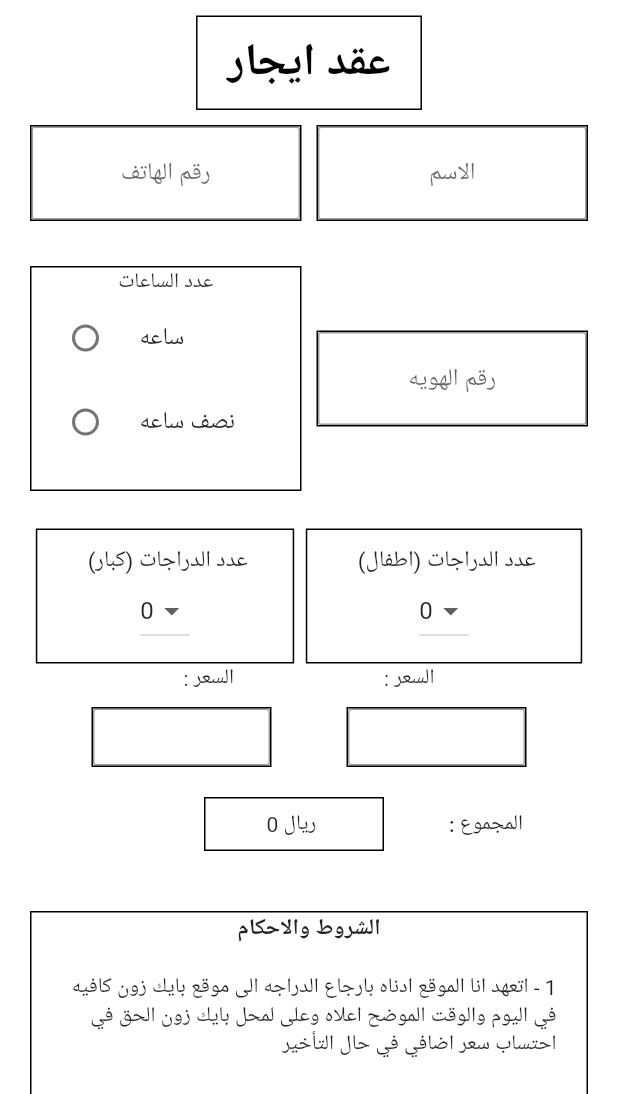
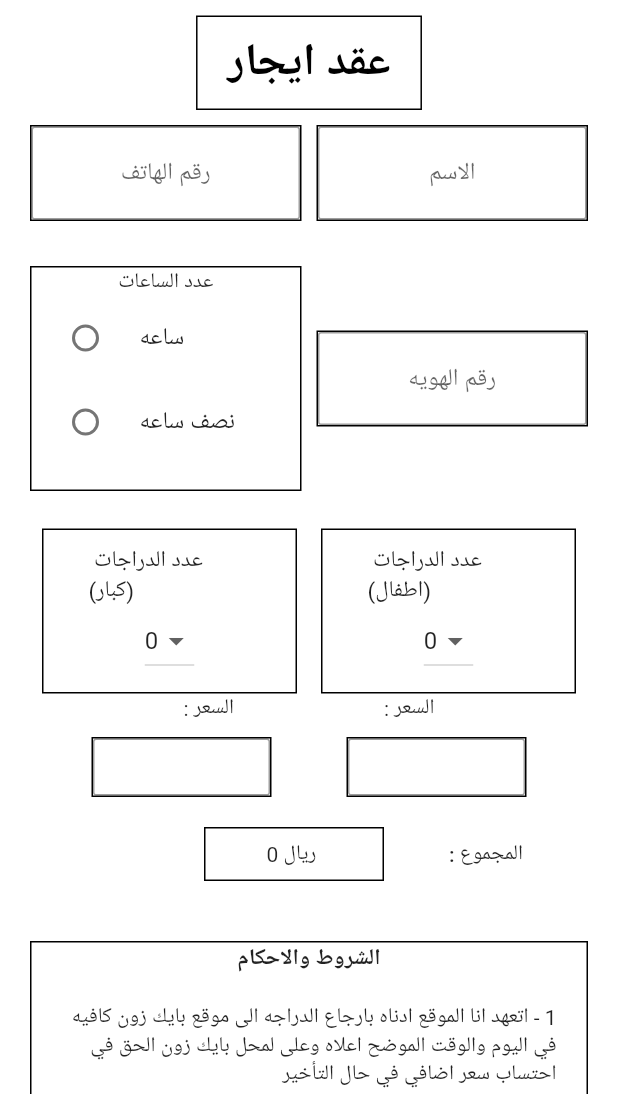
Before and after one commit to mBahshwan/bikeZone, a Flutter app: the screen it shows after launch, after a tap on "أنشاء عقد ايجار", on a phone screen of 412 x 824 dp, the part 142-1236 px from its top. Run offline on Flutter 3.47's test engine with Material 2 defaults, Android fonts, the light colour scheme and no system bars; our stand-ins replace jiffy, shared_preferences, signature, sqflite; accounts and stored records are empty.

Commit message:
first commit

```diff
--- a/lib/screens/mainScreen.dart
+++ b/lib/screens/mainScreen.dart
@@ -12,6 +12,8 @@ class _MainScreenState extends State<MainScreen> {
   @override
   Widget build(BuildContext context) {
     return Scaffold(
-        backgroundColor: Colors.blue[400], body: MainScreenWidget());
+        appBar: AppBar(title: Text("BikeZone")),
+        backgroundColor: Colors.blue[400],
+        body: MainScreenWidget());
   }
 }
--- a/lib/widgets/agrementWidget.dart
+++ b/lib/widgets/agrementWidget.dart
@@ -112,8 +112,8 @@ class AgrementWidget extends StatelessWidget {
                     mainAxisAlignment: MainAxisAlignment.spaceAround,
                     crossAxisAlignment: CrossAxisAlignment.center,
                     children: [
-                      HowManyCyclesAdult(),
-                      HowManyCyclesKidz(),
+                      SizedBox(child: HowManyCyclesAdult(), width: 170),
+                      SizedBox(child: HowManyCyclesKidz(), width: 170),
                     ]),
               ),
               Row(
@@ -350,6 +350,9 @@ class AgrementWidget extends StatelessWidget {
                                     builder: ((context) => ShowData(
                                           id: customerId!.text,
                                         ))));
+                                customerName!.clear();
+                                customerId!.clear();
+                                customerPhoneNumber!.clear();
                               }
 
                               deletSignature();
```
